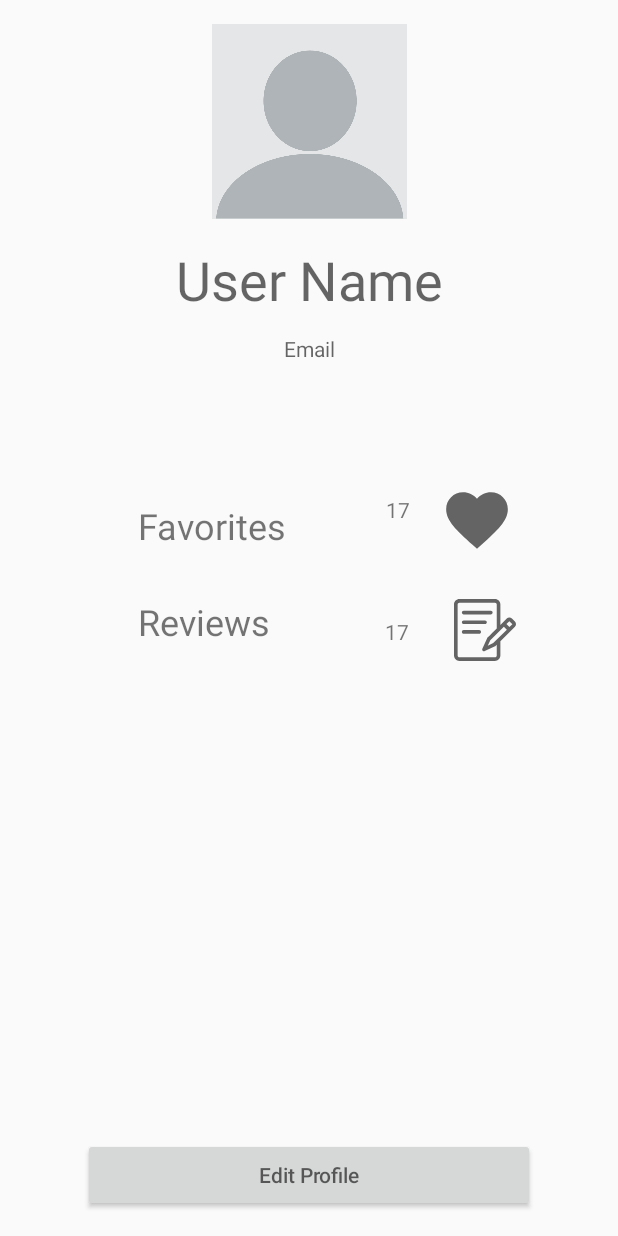
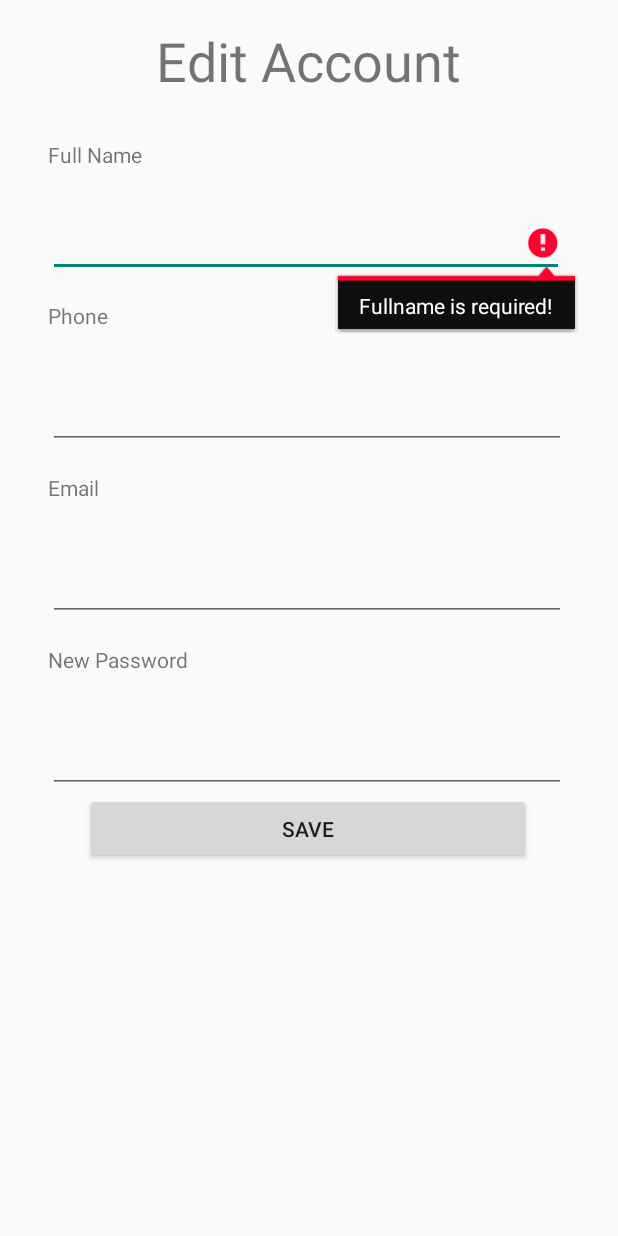
Before and after one commit to salehkai999/Eggxact, an Android app: the fragment ProfileFragment shown on its own in the app's theme, after a tap on "SAVE", on a phone screen of 412 x 824 dp. Run offline under Robolectric (Android 15) with nearby library versions, the phone set to English and light mode, and no system bars; our stand-ins replace Firebase (no records; nobody signed in at launch, a user with empty details on screens opened directly); 2 statements that could not run were skipped; 1 other tap on this screen came first.

Commit message:
readding profile fragment completion

```diff
--- a/app/src/main/java/com/se491/eggxact/ui/landingpage/ProfileFragment.java
+++ b/app/src/main/java/com/se491/eggxact/ui/landingpage/ProfileFragment.java
@@ -1,5 +1,6 @@
 package com.se491.eggxact.ui.landingpage;
 
+import android.content.Context;
 import android.os.Bundle;
 
 import androidx.annotation.NonNull;
@@ -7,9 +8,11 @@ import androidx.constraintlayout.widget.ConstraintLayout;
 import androidx.fragment.app.Fragment;
 
 import android.util.Log;
+import android.util.Patterns;
 import android.view.LayoutInflater;
 import android.view.View;
 import android.view.ViewGroup;
+import android.view.inputmethod.InputMethodManager;
 import android.widget.Button;
 import android.widget.ScrollView;
 import android.widget.TextView;
@@ -31,6 +34,8 @@ import com.se491.eggxact.structure.RecipeInfo;
 import com.se491.eggxact.structure.User;
 
 import java.util.ArrayList;
+import java.util.HashMap;
+import java.util.Map;
 
 /**
  * A simple {@link Fragment} subclass.
@@ -47,11 +52,23 @@ public class ProfileFragment extends Fragment {
     Button editProfileBtn;
     Button saveChanges;
 
-    TextView userName;
-    TextView userEmail;
+    private TextView userName;
+    private TextView userEmail;
 
-    FirebaseUser user = FirebaseAuth.getInstance().getCurrentUser();
-    DatabaseReference reference = FirebaseDatabase.getInstance().getReference().child("Users");
+    private TextView fullNameInput;
+    private TextView emailInput;
+    private TextView phoneInput;
+    private TextView passInput;
+
+    User r;
+
+
+
+    private FirebaseUser user = FirebaseAuth.getInstance().getCurrentUser();
+    private DatabaseReference reference = FirebaseDatabase.getInstance().getReference().child("Users");
+    private String id = user.getUid();
+
+    private FirebaseUser userP;
 
 
     public ProfileFragment() {
@@ -68,22 +85,36 @@ public class ProfileFragment extends Fragment {
         super.onCreate(savedInstanceState);
     }
 
+
+
     @Override
     public View onCreateView(LayoutInflater inflater, ViewGroup container,
                              Bundle savedInstanceState) {
+
         View fragmentView = inflater.inflate(R.layout.fragment_profile, container, false);
 
         userName = fragmentView.findViewById(R.id.user_name);
         userEmail = fragmentView.findViewById(R.id.email);
+        fullNameInput = fragmentView.findViewById(R.id.fnameInput);
+        emailInput = fragmentView.findViewById(R.id.emailInput);
+        phoneInput = fragmentView.findViewById(R.id.phoneInput);
+        passInput = fragmentView.findViewById(R.id.passInput);
+        profileLayout = fragmentView.findViewById(R.id.profileLayout);
+        editProfileLayout = fragmentView.findViewById(R.id.editProfileLayout);
+        editScroll = fragmentView.findViewById(R.id.editScroll);
+        editScroll.setVisibility(View.INVISIBLE);
+        editProfileBtn = fragmentView.findViewById(R.id.edit_profile);
+        saveChanges = fragmentView.findViewById(R.id.save_editProfile);
+
 
         if (user != null) {
-            String id = user.getUid();
             reference.child(id).addValueEventListener(new ValueEventListener() {
                 @Override
                 public void onDataChange(@NonNull DataSnapshot snapshot) {
-                    User r = snapshot.getValue(User.class);
+                    r = snapshot.getValue(User.class);
                     userName.setText(r.fullname);
                     userEmail.setText(r.email);
+
                 }
                 @Override
                 public void onCancelled(@NonNull DatabaseError error) {
@@ -95,28 +126,94 @@ public class ProfileFragment extends Fragment {
             Log.d("ProfileFragment", "no user");
 
         }
-        // Inflate the layout for this fragment
-        profileLayout = fragmentView.findViewById(R.id.profileLayout);
-        editProfileLayout = fragmentView.findViewById(R.id.editProfileLayout);
-        editScroll = fragmentView.findViewById(R.id.editScroll);
-        editScroll.setVisibility(View.INVISIBLE);
-        editProfileBtn = fragmentView.findViewById(R.id.edit_profile);
+
+
+
+
         editProfileBtn.setOnClickListener(new View.OnClickListener() {
             @Override
             public void onClick(View v) {
                 profileLayout.setVisibility(View.INVISIBLE);
                 editScroll.setVisibility(View.VISIBLE);
+                fullNameInput.setText(r.fullname);
+                emailInput.setText(r.email);
+                phoneInput.setText(r.phone);
+                passInput.setText(r.password);
             }
         });
 
-        saveChanges = fragmentView.findViewById(R.id.save_editProfile);
         saveChanges.setOnClickListener(new View.OnClickListener() {
             @Override
             public void onClick(View v) {
-                profileLayout.setVisibility(View.VISIBLE);
-                editScroll.setVisibility(View.INVISIBLE);
+
+//                String fullname = fullNameInput.getText().toString().trim();
+//                String phone = phoneInput.getText().toString().trim();
+//                String email = emailInput.getText().toString().trim();
+//                String pass = passInput.getText().toString().trim();
+                updateUser();
             }
         });
         return fragmentView;
     }
+
+    private void updateUser(){
+        String fullname = fullNameInput.getText().toString().trim();
+        String phone = phoneInput.getText().toString().trim();
+        String email = emailInput.getText().toString().trim();
+        String password = passInput.getText().toString().trim();
+
+        if (fullname.isEmpty()) {
+            fullNameInput.setError("Fullname is required!");
+            fullNameInput.requestFocus();
+            return;
+        }
+
+        if (phone.isEmpty()) {
+            phoneInput.setError("Phone number is required!");
+            phoneInput.requestFocus();
+            return;
+        }
+
+        if (phone.length() < 10 || phone.length() > 10) {
+            phoneInput.setError("Phone number must be 10 digits!");
+            phoneInput.requestFocus();
+            return;
+        }
+
+        if (email.isEmpty()) {
+            emailInput.setError("Email is required!");
+            emailInput.requestFocus();
+            return;
+        }
+
+        if (!Patterns.EMAIL_ADDRESS.matcher(email).matches()) {
+            emailInput.setError("Please provide valid email address!");
+            emailInput.requestFocus();
+            return;
+        }
+
+        if (password.isEmpty()) {
+            passInput.setError("Password cannot be empty!");
+            passInput.requestFocus();
+            return;
+        }
+
+        if (password.length() < 6) {
+            passInput.setError("Min password length is 6 characters!");
+            passInput.requestFocus();
+            return;
+        }
+        Map<String, Object> userUpdates = new HashMap<>();
+        userUpdates.put("fullname",fullname);
+        userUpdates.put("phone",phone);
+        userUpdates.put("email",email);
+        userUpdates.put("password",password);
+        Log.d(TAG, "display name: " + user.getEmail());
+
+        user.updateEmail(email);
+        user.updatePassword(password);
+        reference.child(id).updateChildren(userUpdates);
+        profileLayout.setVisibility(View.VISIBLE);
+        editScroll.setVisibility(View.INVISIBLE);
+    }
 }
--- a/app/src/main/res/layout/fragment_profile.xml
+++ b/app/src/main/res/layout/fragment_profile.xml
@@ -133,7 +133,7 @@
             android:layout_height="wrap_content">
 
             <EditText
-                android:id="@+id/npassInput"
+                android:id="@+id/passInput"
                 android:layout_width="345dp"
                 android:layout_height="51dp"
                 android:layout_marginStart="32dp"
@@ -141,7 +141,7 @@
                 android:ems="10"
                 android:inputType="textEmailAddress"
                 app:layout_constraintStart_toStartOf="parent"
-                app:layout_constraintTop_toBottomOf="@+id/npassTitle" />
+                app:layout_constraintTop_toBottomOf="@+id/passTitle" />
 
             <TextView
                 android:id="@+id/editAccountTitle"
@@ -157,47 +157,47 @@
                 app:layout_constraintTop_toTopOf="parent" />
 
             <TextView
-                android:id="@+id/fnameTitle"
+                android:id="@+id/fullNameTitle"
                 android:layout_width="247dp"
                 android:layout_height="31dp"
                 android:layout_marginStart="32dp"
                 android:layout_marginTop="28dp"
-                android:text="First Name"
+                android:text="Full Name"
                 app:layout_constraintStart_toStartOf="parent"
                 app:layout_constraintTop_toBottomOf="@+id/editAccountTitle" />
 
             <TextView
-                android:id="@+id/npassTitle"
+                android:id="@+id/passTitle"
                 android:layout_width="247dp"
                 android:layout_height="31dp"
                 android:layout_marginStart="32dp"
                 android:layout_marginTop="16dp"
                 android:text="New Password"
                 app:layout_constraintStart_toStartOf="parent"
-                app:layout_constraintTop_toBottomOf="@+id/usrnameInput" />
+                app:layout_constraintTop_toBottomOf="@+id/emailInput" />
 
             <TextView
-                android:id="@+id/usrnameTitle"
+                android:id="@+id/emailTitle"
                 android:layout_width="247dp"
                 android:layout_height="31dp"
                 android:layout_marginStart="32dp"
                 android:layout_marginTop="16dp"
-                android:text="User Name"
+                android:text="Email"
                 app:layout_constraintStart_toStartOf="parent"
-                app:layout_constraintTop_toBottomOf="@+id/lnameInput" />
+                app:layout_constraintTop_toBottomOf="@+id/phoneInput" />
 
             <TextView
-                android:id="@+id/lnameTitle"
+                android:id="@+id/phoneTitle"
                 android:layout_width="247dp"
                 android:layout_height="31dp"
                 android:layout_marginStart="32dp"
                 android:layout_marginTop="16dp"
-                android:text="Last Name"
+                android:text="Phone"
                 app:layout_constraintStart_toStartOf="parent"
                 app:layout_constraintTop_toBottomOf="@+id/fnameInput" />
 
             <EditText
-                android:id="@+id/lnameInput"
+                android:id="@+id/phoneInput"
                 android:layout_width="345dp"
                 android:layout_height="51dp"
                 android:layout_marginStart="32dp"
@@ -205,10 +205,10 @@
                 android:ems="10"
                 android:inputType="textEmailAddress"
                 app:layout_constraintStart_toStartOf="parent"
-                app:layout_constraintTop_toBottomOf="@+id/lnameTitle" />
+                app:layout_constraintTop_toBottomOf="@+id/phoneTitle" />
 
             <EditText
-                android:id="@+id/usrnameInput"
+                android:id="@+id/emailInput"
                 android:layout_width="345dp"
                 android:layout_height="51dp"
                 android:layout_marginStart="32dp"
@@ -216,19 +216,19 @@
                 android:ems="10"
                 android:inputType="textEmailAddress"
                 app:layout_constraintStart_toStartOf="parent"
-                app:layout_constraintTop_toBottomOf="@+id/usrnameTitle" />
+                app:layout_constraintTop_toBottomOf="@+id/emailTitle" />
 
             <Button
                 android:id="@+id/save_editProfile"
-                android:layout_width="242dp"
-                android:layout_height="45dp"
+                android:layout_width="297dp"
+                android:layout_height="47dp"
                 android:layout_marginBottom="96dp"
                 android:text="Save"
                 app:layout_constraintBottom_toBottomOf="parent"
                 app:layout_constraintEnd_toEndOf="parent"
                 app:layout_constraintHorizontal_bias="0.497"
                 app:layout_constraintStart_toStartOf="parent"
-                app:layout_constraintTop_toBottomOf="@+id/npassInput" />
+                app:layout_constraintTop_toBottomOf="@+id/passInput" />
 
             <EditText
                 android:id="@+id/fnameInput"
@@ -239,7 +239,7 @@
                 android:ems="10"
                 android:inputType="textPersonName"
                 app:layout_constraintStart_toStartOf="parent"
-                app:layout_constraintTop_toBottomOf="@+id/fnameTitle" />
+                app:layout_constraintTop_toBottomOf="@+id/fullNameTitle" />
 
         </androidx.constraintlayout.widget.ConstraintLayout>
     </ScrollView>
```
